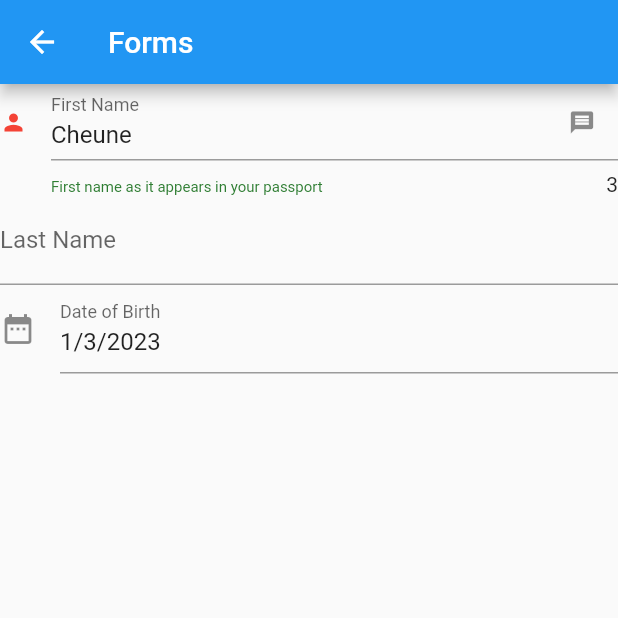
After one commit to Mozart299/class_app, a Flutter app: the ScreenForm screen opened directly, on a phone screen of 412 x 824 dp, the top half of it. The commit adds this screen. Run offline on Flutter 3.47's test engine with Material 2 defaults, Android fonts, the phone set to English and light mode, and no system bars; drawn by our look-alikes of flutter_form_builder; our stand-ins replace fluttertoast.

Commit message:
Adding form builder and toast packages

```diff
--- /dev/null
+++ b/lib/screens/screen_form.dart
@@ -0,0 +1,137 @@
+// ignore_for_file: prefer_const_constructors, prefer_const_literals_to_create_immutables, unnecessary_brace_in_string_interps, non_constant_identifier_names, avoid_print
+
+import 'package:flutter/material.dart';
+import 'package:flutter_form_builder/flutter_form_builder.dart';
+
+class ScreenForm extends StatefulWidget {
+  const ScreenForm({super.key});
+
+  @override
+  State<ScreenForm> createState() => _ScreenFormState();
+}
+
+class _ScreenFormState extends State<ScreenForm> {
+  int age = 10;
+
+  final _formKey = GlobalKey<FormBuilderState>();
+
+  my_age_increase() {
+    age++;
+    setState(() {});
+  }
+
+  my_age_decrease() {
+    age--;
+    setState(() {});
+  }
+
+  @override
+  Widget build(BuildContext context) {
+    return Scaffold(
+      appBar: AppBar(
+        title: Text('Forms'),
+      ),
+      body: SingleChildScrollView(
+        child: Column(
+          children: [
+            FormBuilder(
+                key: _formKey,
+                child: Column(
+                  children: [
+                    FormBuilderTextField(
+                      onTap: (() => {print('Focused on first name...')}),
+                      name: 'first_name',
+                      enabled: true,
+                      initialValue: 'Cheune',
+                      readOnly: false,
+                      maxLines: 1,
+                      textAlign: TextAlign.justify,
+                      autofocus: true,
+                      textInputAction: TextInputAction.next,
+                      keyboardType: TextInputType.name,
+                      cursorWidth: 10,
+                      textCapitalization: TextCapitalization.none,
+                      decoration: InputDecoration(
+                          labelText: 'First Name',
+                          icon: Icon(Icons.person),
+                          iconColor: Colors.red,
+                          counter: Text("3"),
+                          hintText: 'Enter your first name',
+                          helperMaxLines: 1,
+                          isDense: true,
+                          suffixIcon: Icon(Icons.message),
+                          helperText:
+                              'First name as it appears in your passport',
+                          helperStyle: TextStyle(
+                              color: Colors.green.shade800, fontSize: 10)
+
+                          /*label: Text(
+                          'My custom name',
+                          style: TextStyle(color: Colors.red, fontSize: 20),
+                        ),*/
+                          ),
+                    ),
+                    FormBuilderTextField(
+                      name: 'last_name',
+                      decoration: InputDecoration(labelText: "Last Name"),
+                    ),
+                    FormBuilderDateTimePicker(
+                      name: 'DOB',
+                      inputType: InputType.date,
+                      initialValue: DateTime.now(),
+                      keyboardType: TextInputType.datetime,
+                      decoration: InputDecoration(
+                          label: Text('Date of Birth'),
+                          icon: Icon(Icons.date_range)),
+                    ),
+                    /*FormBuilderSlider(
+                      name: name,
+                      initialValue: initialValue,
+                      min: min,
+                      max: max
+                    ),
+                    FormBuilderCheckbox(
+                      name: name,
+                      title: title
+                    ),
+                    FormBuilderDropdown(
+                      name: name,
+                      items: items
+                    ),*/
+                  ],
+                ))
+
+/*         InkWell(
+              onTap: (() => {my_age_increase()}),
+              child: Padding(
+                padding: const EdgeInsets.all(25.0),
+                child: Text(
+                  'INCREASE',
+                  style: TextStyle(fontSize: 30),
+                ),
+              ),
+            ),
+            Padding(
+              padding: const EdgeInsets.all(25.0),
+              child: Text(
+                'I am ${age} years old',
+                style: TextStyle(fontSize: 30, color: Colors.green),
+              ),
+            ),
+            InkWell(
+              onTap: (() => {my_age_decrease()}),
+              child: Padding(
+                padding: const EdgeInsets.all(25.0),
+                child: Text(
+                  'DECREASE',
+                  style: TextStyle(fontSize: 30, color: Colors.red),
+                ),
+              ),
+            ),
+          */
+          ],
+        ),
+      ),
+    );
+  }
+}
--- a/pubspec.yaml
+++ b/pubspec.yaml
@@ -37,6 +37,7 @@ dependencies:
   # Use with the CupertinoIcons class for iOS style icons.
   cupertino_icons: ^1.0.2
   flutter_form_builder: ^7.7.0
+  fluttertoast: ^8.1.2
 
 dev_dependencies:
   flutter_test:
```
Also changed, not shown: lib/main.dart (+63 -28 lines), lib/screens/screen_json.dart (added, +36 -0 lines), lib/screens/screen_toast.dart (added, +45 -0 lines), pubspec.lock.
